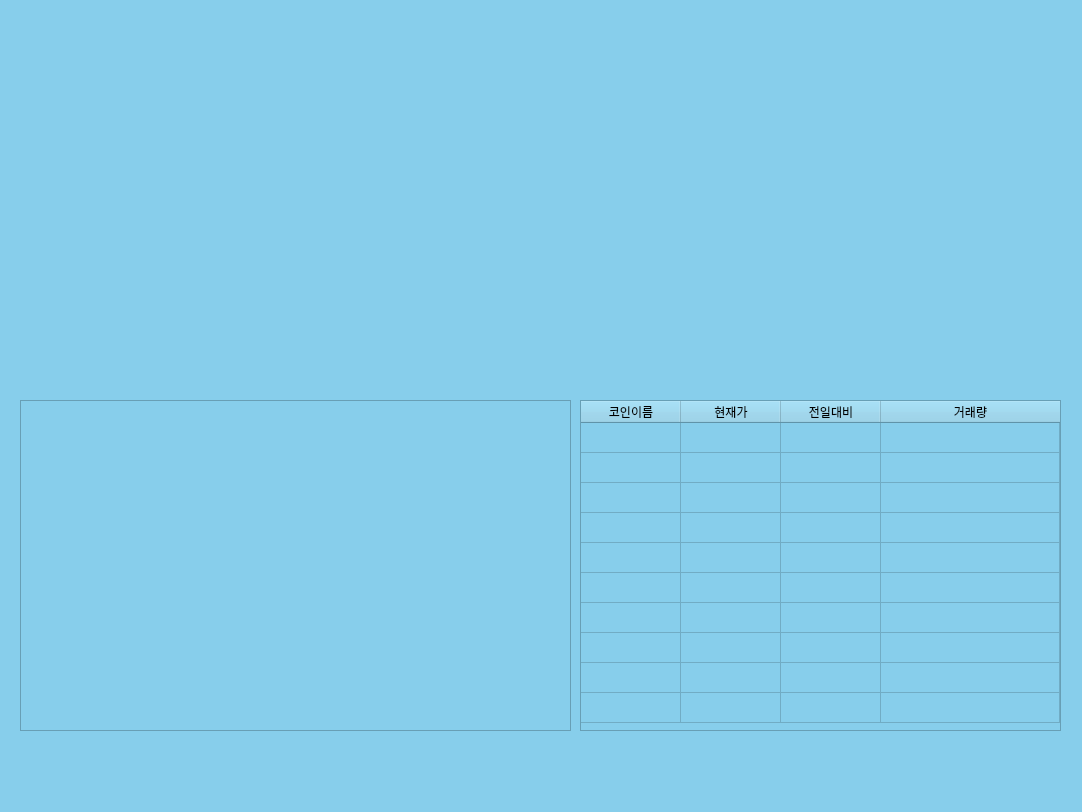
Before: the Qt Designer form cointrading/coingui.ui in seokho94/Yonsai_IT_Academy, drawn with Qt 5.
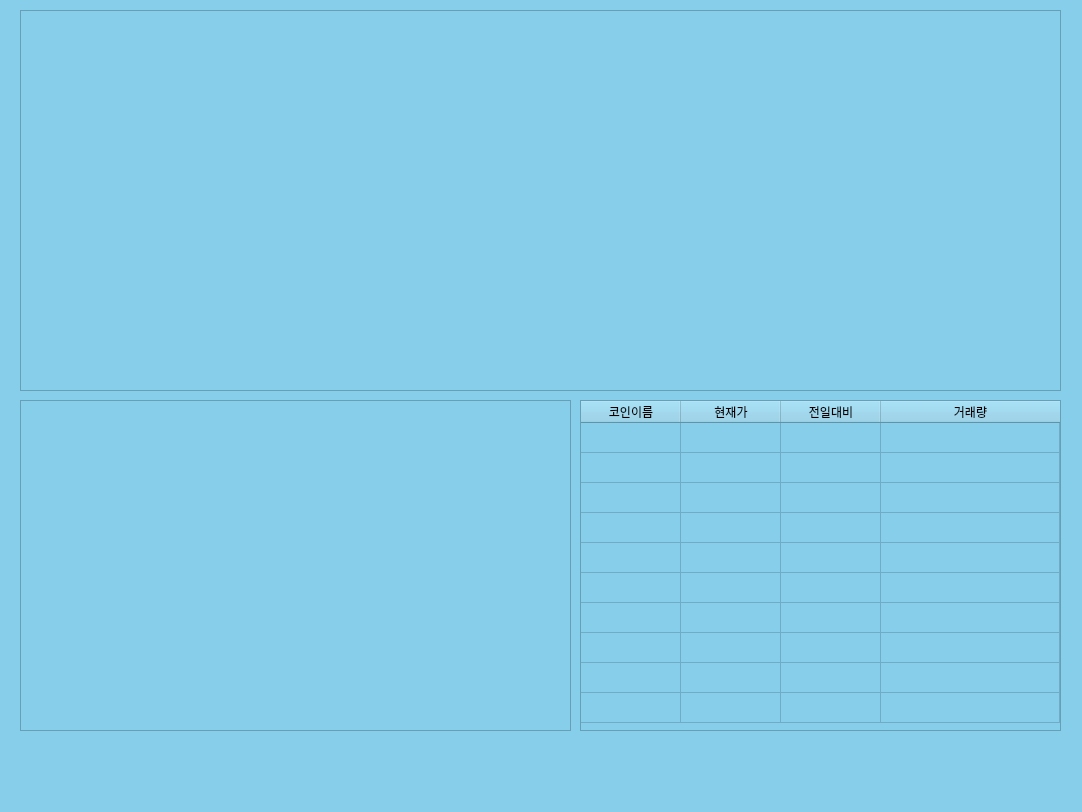
After: the same form once the commit is applied.

What changed in the file:
```diff
--- a/cointrading/coingui.ui
+++ b/cointrading/coingui.ui
@@ -26,7 +26,11 @@
       <height>381</height>
      </rect>
     </property>
-    <layout class="QVBoxLayout" name="verticalLayout_3"/>
+    <layout class="QVBoxLayout" name="verticalLayout_3">
+     <item>
+      <widget class="QListView" name="listView"/>
+     </item>
+    </layout>
    </widget>
    <widget class="QWidget" name="verticalLayoutWidget_4">
     <property name="geometry">
```
